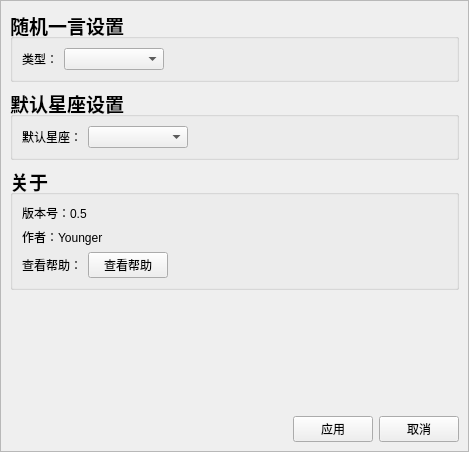
Younger-Chan/everyday, file ui/setting.ui: the form before one commit.
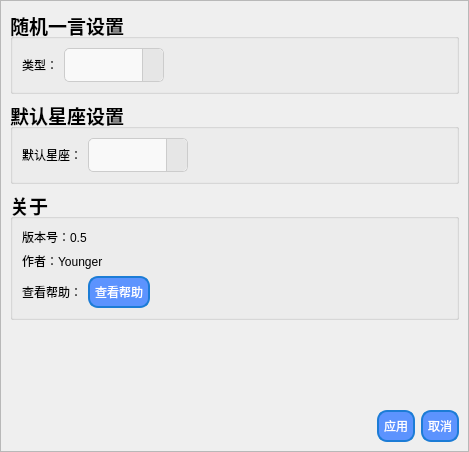
The form after the commit. Icons and pictures are not drawn.

What changed in the file:
```diff
--- a/ui/setting.ui
+++ b/ui/setting.ui
@@ -88,10 +88,68 @@
                   </property>
                   <property name="font">
                    <font>
-                    <pointsize>9</pointsize>
+                    <family>Microsoft YaHei</family>
+                    <pointsize>-1</pointsize>
                     <bold>false</bold>
                    </font>
                   </property>
+                  <property name="styleSheet">
+                   <string notr="true">/* 设置 QComboBox 的整体样式 */
+QComboBox {
+    font-family: &quot;Microsoft YaHei&quot;;
+    font-size: 14px;
+    color: #333333;
+    padding: 5px;
+    border: 1px solid #CCCCCC;
+    border-radius: 5px;
+    background-color: #F9F9F9;
+}
+
+/* 设置 QComboBox 下拉按钮的样式 */
+QComboBox::drop-down {
+    subcontrol-origin: padding;
+    subcontrol-position: top right;
+    width: 20px;
+    border-left: 1px solid #CCCCCC;
+    background-color: #E6E6E6;
+    border-top-right-radius: 5px;
+    border-bottom-right-radius: 5px;
+}
+
+/* 设置 QComboBox 下拉箭头的样式 */
+QComboBox::down-arrow {
+	image: url(:/tool/tool/bottom.png);
+    width: 10px;
+    height: 10px;
+}
+
+/* 设置 QComboBox 下拉列表的样式 */
+QComboBox QAbstractItemView {
+    border: 1px solid #CCCCCC;
+    selection-background-color: #B3E5FC;
+    background-color: #FFFFFF;
+    outline: 0;
+}
+
+/* 设置 QComboBox 下拉列表项的样式 */
+QComboBox QAbstractItemView::item {
+    height: 25px;
+    color: #333333;
+    padding-left: 10px;
+}
+
+/* 设置 QComboBox 下拉列表项悬停时的样式 */
+QComboBox QAbstractItemView::item:hover {
+    background-color: #E0F7FA;
+}
+
+/* 设置 QComboBox 下拉列表项选中时的样式 */
+QComboBox QAbstractItemView::item:selected {
+    background-color: #B3E5FC;
+    color: #000000;
+}
+</string>
+                  </property>
                   <property name="sizeAdjustPolicy">
                    <enum>QComboBox::AdjustToContents</enum>
                   </property>
@@ -161,10 +219,68 @@
                   </property>
                   <property name="font">
                    <font>
-                    <pointsize>9</pointsize>
+                    <family>Microsoft YaHei</family>
+                    <pointsize>-1</pointsize>
                     <bold>false</bold>
                    </font>
                   </property>
+                  <property name="styleSheet">
+                   <string notr="true">/* 设置 QComboBox 的整体样式 */
+QComboBox {
+    font-family: &quot;Microsoft YaHei&quot;;
+    font-size: 14px;
+    color: #333333;
+    padding: 5px;
+    border: 1px solid #CCCCCC;
+    border-radius: 5px;
+    background-color: #F9F9F9;
+}
+
+/* 设置 QComboBox 下拉按钮的样式 */
+QComboBox::drop-down {
+    subcontrol-origin: padding;
+    subcontrol-position: top right;
+    width: 20px;
+    border-left: 1px solid #CCCCCC;
+    background-color: #E6E6E6;
+    border-top-right-radius: 5px;
+    border-bottom-right-radius: 5px;
+}
+
+/* 设置 QComboBox 下拉箭头的样式 */
+QComboBox::down-arrow {
+	image: url(:/tool/tool/bottom.png);
+    width: 10px;
+    height: 10px;
+}
+
+/* 设置 QComboBox 下拉列表的样式 */
+QComboBox QAbstractItemView {
+    border: 1px solid #CCCCCC;
+    selection-background-color: #B3E5FC;
+    background-color: #FFFFFF;
+    outline: 0;
+}
+
+/* 设置 QComboBox 下拉列表项的样式 */
+QComboBox QAbstractItemView::item {
+    height: 25px;
+    color: #333333;
+    padding-left: 10px;
+}
+
+/* 设置 QComboBox 下拉列表项悬停时的样式 */
+QComboBox QAbstractItemView::item:hover {
+    background-color: #E0F7FA;
+}
+
+/* 设置 QComboBox 下拉列表项选中时的样式 */
+QComboBox QAbstractItemView::item:selected {
+    background-color: #B3E5FC;
+    color: #000000;
+}
+</string>
+                  </property>
                   <property name="minimumContentsLength">
                    <number>0</number>
                   </property>
@@ -257,6 +373,37 @@
                       <bold>false</bold>
                      </font>
                     </property>
+                    <property name="styleSheet">
+                     <string notr="true">/* 设置 QPushButton 的基本样式 */
+QPushButton {
+    color: white; /* 文字颜色 */
+    background-color: #5c93fe; /* 背景色 */
+    border-style: solid; /* 边框样式 */
+    border-width: 2px; /* 边框宽度 */
+    border-radius: 10px; /* 边框圆角 */
+    border-color: #1c7cd6; /* 边框颜色 */
+    padding: 5px; /* 内边距 */
+}
+
+/* 设置鼠标悬停时的样式 */
+QPushButton:hover {
+    background-color: #1c7cd6; /* 鼠标悬停时的背景色 */
+    border-color: #5c93fe; /* 鼠标悬停时的边框颜色 */
+}
+
+/* 设置鼠标按下时的样式 */
+QPushButton:pressed {
+    background-color: #555555; /* 鼠标按下时的背景色 */
+    border-color: #333333; /* 鼠标按下时的边框颜色 */
+}
+
+/* 设置禁用状态的样式 */
+QPushButton:disabled {
+    background-color: #cccccc; /* 禁用状态的背景色 */
+    border-color: #aaaaaa; /* 禁用状态的边框颜色 */
+    color: #666666; /* 禁用状态的文字颜色 */
+}</string>
+                    </property>
                     <property name="text">
                      <string>查看帮助</string>
                     </property>
@@ -320,6 +467,37 @@
                <verstretch>0</verstretch>
               </sizepolicy>
              </property>
+             <property name="styleSheet">
+              <string notr="true">/* 设置 QPushButton 的基本样式 */
+QPushButton {
+    color: white; /* 文字颜色 */
+    background-color: #5c93fe; /* 背景色 */
+    border-style: solid; /* 边框样式 */
+    border-width: 2px; /* 边框宽度 */
+    border-radius: 10px; /* 边框圆角 */
+    border-color: #1c7cd6; /* 边框颜色 */
+    padding: 5px; /* 内边距 */
+}
+
+/* 设置鼠标悬停时的样式 */
+QPushButton:hover {
+    background-color: #1c7cd6; /* 鼠标悬停时的背景色 */
+    border-color: #5c93fe; /* 鼠标悬停时的边框颜色 */
+}
+
+/* 设置鼠标按下时的样式 */
+QPushButton:pressed {
+    background-color: #555555; /* 鼠标按下时的背景色 */
+    border-color: #333333; /* 鼠标按下时的边框颜色 */
+}
+
+/* 设置禁用状态的样式 */
+QPushButton:disabled {
+    background-color: #cccccc; /* 禁用状态的背景色 */
+    border-color: #aaaaaa; /* 禁用状态的边框颜色 */
+    color: #666666; /* 禁用状态的文字颜色 */
+}</string>
+             </property>
              <property name="text">
               <string>应用</string>
              </property>
@@ -333,6 +511,37 @@
                <verstretch>0</verstretch>
               </sizepolicy>
              </property>
+             <property name="styleSheet">
+              <string notr="true">/* 设置 QPushButton 的基本样式 */
+QPushButton {
+    color: white; /* 文字颜色 */
+    background-color: #5c93fe; /* 背景色 */
+    border-style: solid; /* 边框样式 */
+    border-width: 2px; /* 边框宽度 */
+    border-radius: 10px; /* 边框圆角 */
+    border-color: #1c7cd6; /* 边框颜色 */
+    padding: 5px; /* 内边距 */
+}
+
+/* 设置鼠标悬停时的样式 */
+QPushButton:hover {
+    background-color: #1c7cd6; /* 鼠标悬停时的背景色 */
+    border-color: #5c93fe; /* 鼠标悬停时的边框颜色 */
+}
+
+/* 设置鼠标按下时的样式 */
+QPushButton:pressed {
+    background-color: #555555; /* 鼠标按下时的背景色 */
+    border-color: #333333; /* 鼠标按下时的边框颜色 */
+}
+
+/* 设置禁用状态的样式 */
+QPushButton:disabled {
+    background-color: #cccccc; /* 禁用状态的背景色 */
+    border-color: #aaaaaa; /* 禁用状态的边框颜色 */
+    color: #666666; /* 禁用状态的文字颜色 */
+}</string>
+             </property>
              <property name="text">
               <string>取消</string>
              </property>
```
